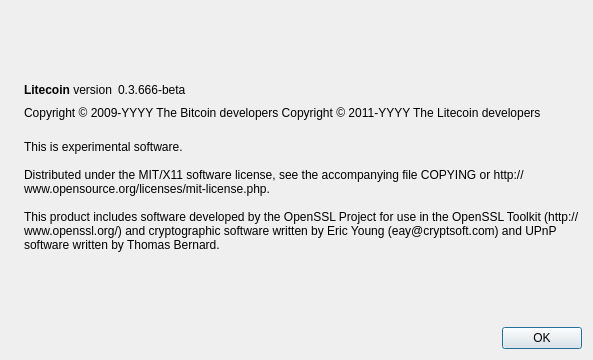
The window that src/qt/forms/aboutdialog.ui (simbacoin/simbacoin) describes before a commit, drawn with Qt 5.
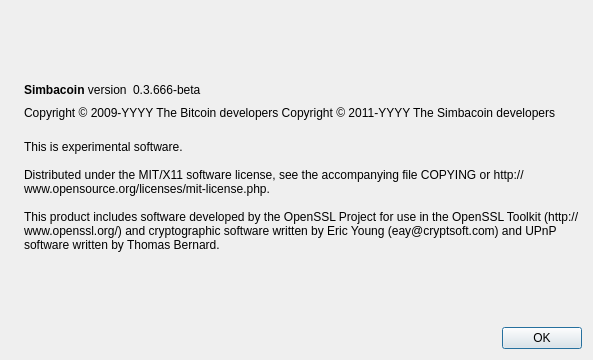
The same window after the commit. Icons and pictures are not drawn.

Diff of the .ui file:
```diff
--- a/src/qt/forms/aboutdialog.ui
+++ b/src/qt/forms/aboutdialog.ui
@@ -50,7 +50,7 @@
           <cursorShape>IBeamCursor</cursorShape>
          </property>
          <property name="text">
-          <string>&lt;b&gt;Litecoin&lt;/b&gt; version</string>
+          <string>&lt;b&gt;Simbacoin&lt;/b&gt; version</string>
          </property>
          <property name="textInteractionFlags">
           <set>Qt::LinksAccessibleByMouse|Qt::TextSelectableByKeyboard|Qt::TextSelectableByMouse</set>
@@ -92,7 +92,7 @@
        </property>
        <property name="text">
         <string notr="true">Copyright &amp;copy; 2009-YYYY The Bitcoin developers
-Copyright &amp;copy; 2011-YYYY The Litecoin developers</string>
+Copyright &amp;copy; 2011-YYYY The Simbacoin developers</string>
        </property>
        <property name="textFormat">
         <enum>Qt::RichText</enum>
```
Left out of the diff: 2 changed lines with no effect on the pictures.
